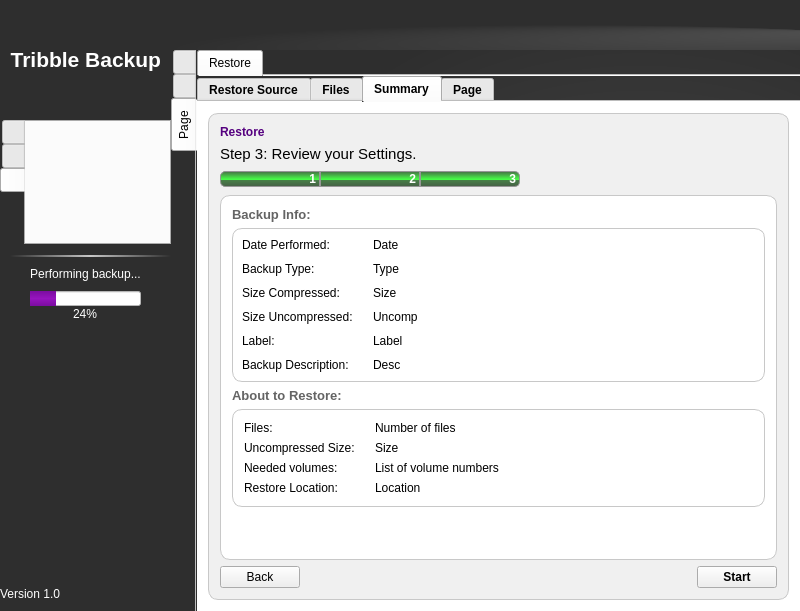
Before: the Qt Designer form qt/backup2/mainwindow.ui in darkstar62/tribble-backup, drawn with Qt 5.
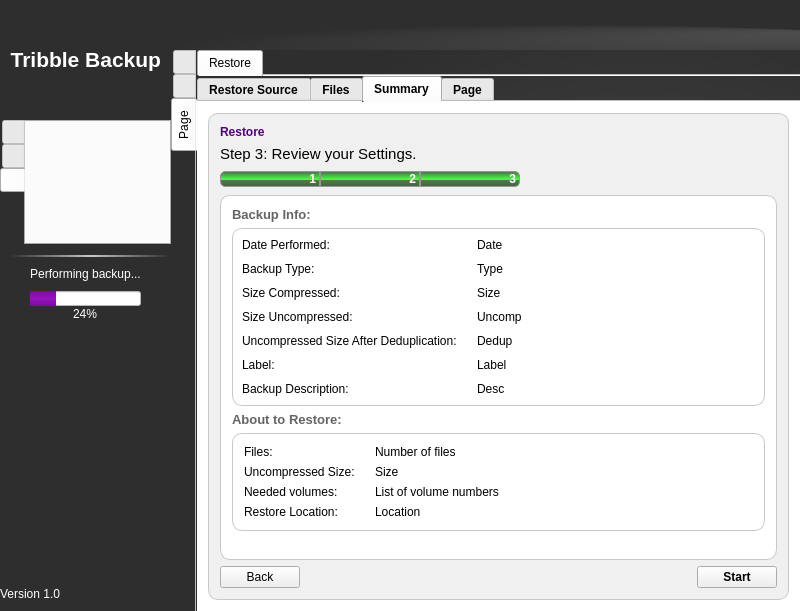
After: the same form once the commit is applied. The open tabs and pages were chosen to show the change. Icons and pictures are not drawn.

```diff
--- a/qt/backup2/mainwindow.ui
+++ b/qt/backup2/mainwindow.ui
@@ -3500,34 +3500,48 @@
                                 </property>
                                </widget>
                               </item>
-                              <item row="4" column="0">
+                              <item row="5" column="0">
                                <widget class="QLabel" name="label_30">
                                 <property name="text">
                                  <string>Label:</string>
                                 </property>
                                </widget>
                               </item>
-                              <item row="4" column="1">
+                              <item row="5" column="1">
                                <widget class="QLabel" name="backup_info_label">
                                 <property name="text">
                                  <string>Label</string>
                                 </property>
                                </widget>
                               </item>
-                              <item row="5" column="0">
+                              <item row="6" column="0">
                                <widget class="QLabel" name="label_54">
                                 <property name="text">
                                  <string>Backup Description:</string>
                                 </property>
                                </widget>
                               </item>
-                              <item row="5" column="1">
+                              <item row="6" column="1">
                                <widget class="QLabel" name="backup_info_description">
                                 <property name="text">
                                  <string>Desc</string>
                                 </property>
                                </widget>
                               </item>
+                              <item row="4" column="0">
+                               <widget class="QLabel" name="label_69">
+                                <property name="text">
+                                 <string>Uncompressed Size After Deduplication:</string>
+                                </property>
+                               </widget>
+                              </item>
+                              <item row="4" column="1">
+                               <widget class="QLabel" name="backup_info_unique_size">
+                                <property name="text">
+                                 <string>Dedup</string>
+                                </property>
+                               </widget>
+                              </item>
                              </layout>
                             </widget>
                            </item>
```
Left out of the diff: 2 changed lines with no effect on the pictures.
